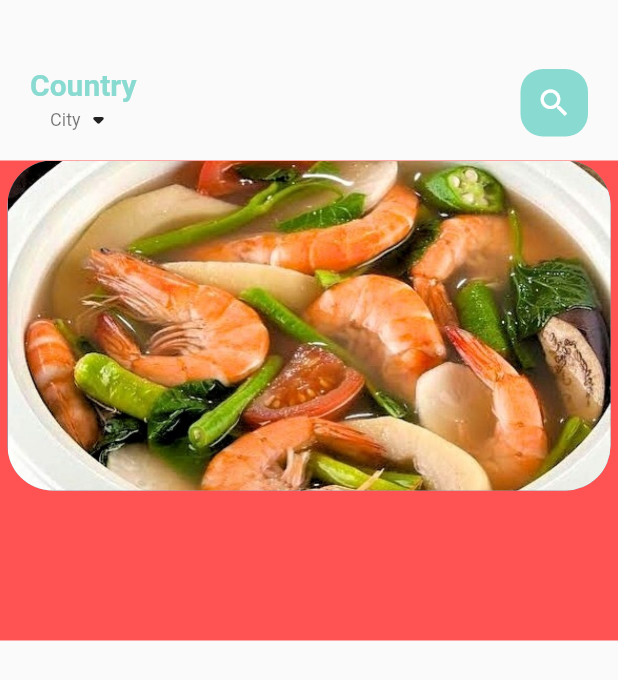
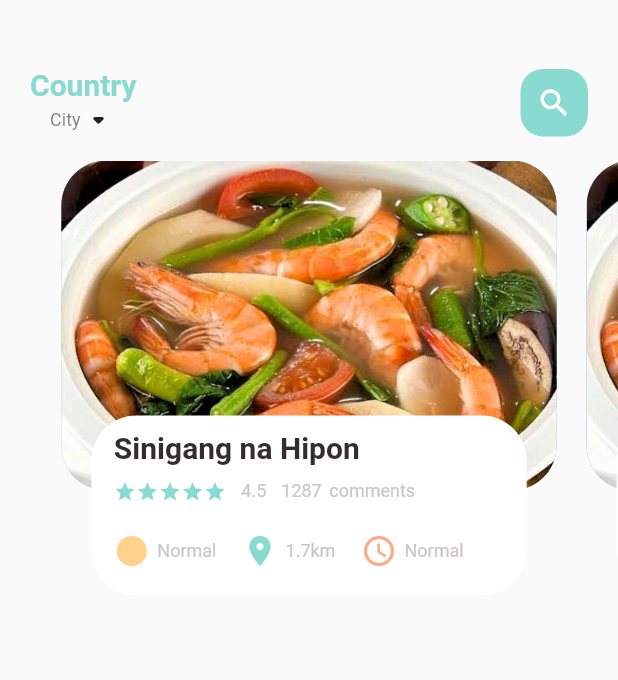
Before and after one commit to Chooeychloe/food_delivery, a Flutter app: the screen it shows after launch, on a phone screen of 412 x 824 dp. Shown: the top 680 px of the screen. Run offline on Flutter 3.47's test engine with Material 2 defaults, Android fonts, the phone set to English and light mode, and no system bars.

Commit message:
third commit

```diff
--- a/lib/home/food_page_body.dart
+++ b/lib/home/food_page_body.dart
@@ -1,4 +1,8 @@
 import 'package:flutter/material.dart';
+import 'package:food_delivery/utils/colors.dart';
+import 'package:food_delivery/widgets/big_text.dart';
+import 'package:food_delivery/widgets/icon_and_text.dart';
+import 'package:food_delivery/widgets/small_text.dart';
 
 class FoodPageBody extends StatefulWidget {
   const FoodPageBody({Key? key}) : super(key: key);
@@ -8,12 +12,32 @@ class FoodPageBody extends StatefulWidget {
 }
 
 class _FoodPageBodyState extends State<FoodPageBody> {
+  PageController pageController = PageController(viewportFraction: 0.85);
+  var _currPageValue = 0.0;
+  double _scaleFactor = 0.8;
+  @override
+  void initState() {
+    super.initState();
+
+    pageController.addListener(() {
+      setState(() {
+        _currPageValue = pageController.page!;
+      });
+    });
+  }
+
+  @override
+  void dispose() {
+    super.dispose();
+    pageController.dispose();
+  }
+
   @override
   Widget build(BuildContext context) {
     return Container(
-      color: Colors.redAccent,
       height: 320,
       child: PageView.builder(
+          controller: pageController,
           itemCount: 5,
           itemBuilder: (context, position) {
             return _buildPageItem(position);
@@ -22,13 +46,21 @@ class _FoodPageBodyState extends State<FoodPageBody> {
   }
 
   Widget _buildPageItem(int index) {
+    Matrix4 matrix = new Matrix4.identity();
+    if (index == _currPageValue.floor()) {
+      var currScale = 1 - (_currPageValue - index) * (1 - _scaleFactor);
+    } else if (index == _currPageValue.floor() + 1) {
+      var currScale =
+          _scaleFactor + (_currPageValue - index + 1) * (1 - _scaleFactor);
+    }
+
     return Stack(
       children: [
         Container(
           height: 220,
           margin: EdgeInsets.only(
-            left: 5,
-            right: 5,
+            left: 10,
+            right: 10,
           ),
           decoration: BoxDecoration(
             borderRadius: BorderRadius.circular(30),
@@ -38,7 +70,83 @@ class _FoodPageBodyState extends State<FoodPageBody> {
               image: AssetImage("assets/image/food5.jpg"),
             ),
           ),
-        )
+        ),
+        Align(
+          alignment: Alignment.bottomCenter,
+          child: Container(
+            height: 120,
+            margin: EdgeInsets.only(
+              left: 30,
+              right: 30,
+              bottom: 30,
+            ),
+            decoration: BoxDecoration(
+              borderRadius: BorderRadius.circular(30),
+              color: Colors.white,
+            ),
+            child: Container(
+              padding: EdgeInsets.only(top: 10, left: 15, right: 15),
+              child: Column(
+                crossAxisAlignment: CrossAxisAlignment.start,
+                children: [
+                  BigText(text: "Sinigang na Hipon"),
+                  SizedBox(
+                    height: 10,
+                  ),
+                  Row(
+                    children: [
+                      Wrap(
+                        children: List.generate(
+                          5,
+                          (index) => Icon(
+                            Icons.star,
+                            color: AppColors.mainColor,
+                            size: 15,
+                          ),
+                        ),
+                      ),
+                      SizedBox(
+                        width: 10,
+                      ),
+                      SmallText(text: "4.5"),
+                      SizedBox(
+                        width: 10,
+                      ),
+                      SmallText(text: "1287"),
+                      SizedBox(
+                        width: 5,
+                      ),
+                      SmallText(text: "comments")
+                    ],
+                  ),
+                  SizedBox(
+                    height: 20,
+                  ),
+                  Row(
+                    mainAxisAlignment: MainAxisAlignment.spaceBetween,
+                    children: [
+                      IconAndText(
+                          icon: Icons.circle_sharp,
+                          text: "Normal",
+                          iconColor: AppColors.iconColor1),
+                      IconAndText(
+                          icon: Icons.location_on,
+                          text: "1.7km",
+                          iconColor: AppColors.mainColor),
+                      IconAndText(
+                          icon: Icons.access_time_rounded,
+                          text: "Normal",
+                          iconColor: AppColors.iconColor2),
+                      SizedBox(
+                        width: 10,
+                      ),
+                    ],
+                  ),
+                ],
+              ),
+            ),
+          ),
+        ),
       ],
     );
   }
--- /dev/null
+++ b/lib/widgets/icon_and_text.dart
@@ -0,0 +1,33 @@
+import 'package:flutter/cupertino.dart';
+import 'package:food_delivery/widgets/small_text.dart';
+
+class IconAndText extends StatelessWidget {
+  final IconData icon;
+  final String text;
+  final Color iconColor;
+
+  const IconAndText(
+      {Key? key,
+      required this.icon,
+      required this.text,
+      required this.iconColor})
+      : super(key: key);
+
+  @override
+  Widget build(BuildContext context) {
+    return Row(
+      children: [
+        Icon(
+          icon,
+          color: iconColor,
+        ),
+        SizedBox(
+          width: 5,
+        ),
+        SmallText(
+          text: text,
+        ),
+      ],
+    );
+  }
+}
```
